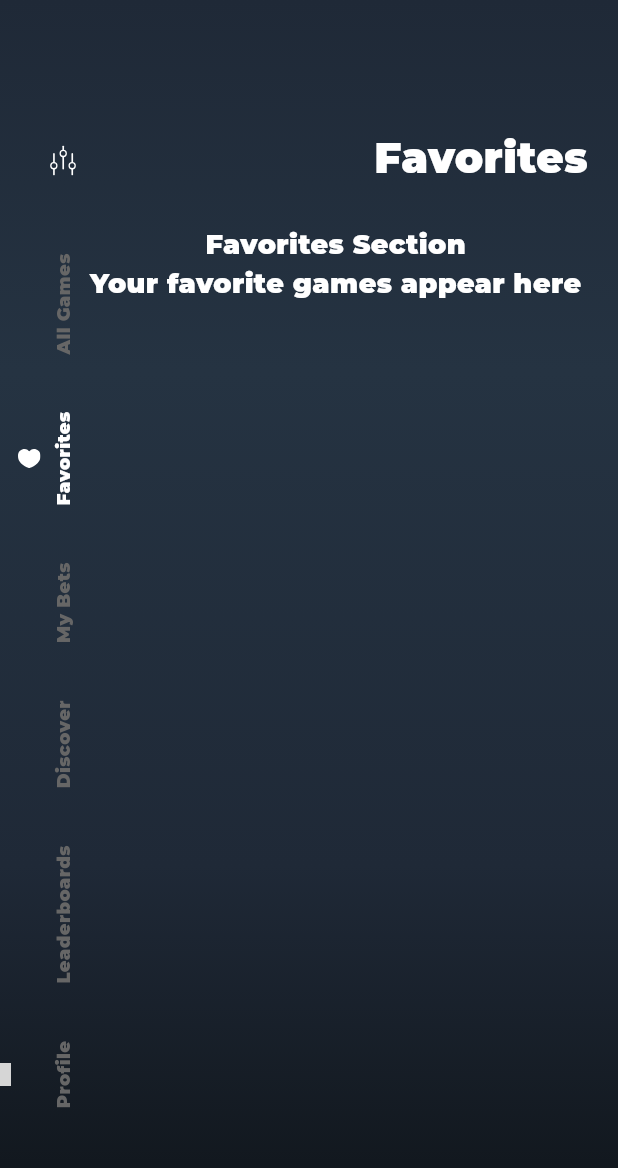
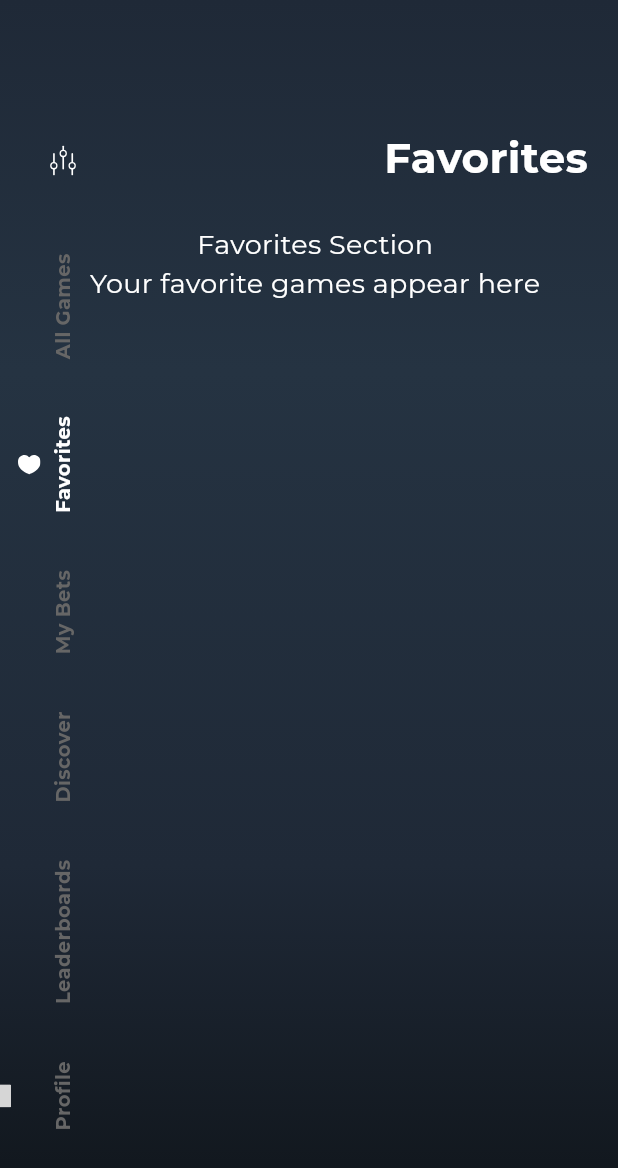
Before and after one commit to akhilparakka/bitbet-ui, a Flutter app: the HomePage screen opened by its route, after a tap on "Favorites", on a phone screen of 412 x 824 dp. Shown: the top 1168 px of the screen. Run offline on Flutter 3.47's test engine with Material 3 defaults, Android fonts, the phone set to English and light mode, and no system bars; our stand-ins replace flutter_dotenv, flutter_riverpod, flutter_svg, shared_preferences; missing offline and left inert: web3auth_flutter, web3dart; accounts and stored records are empty; network calls fail; project files that could hold a hidden picture were left out; grey boxes are pictures that could not be loaded.

Commit message:
Add complete Montserrat font family with weights

```diff
--- a/lib/ui/home/home.dart
+++ b/lib/ui/home/home.dart
@@ -325,7 +325,8 @@ class CustomNavigationSidebar extends StatelessWidget {
                             color: isSelected
                                 ? Colors.white
                                 : const Color(0xFF666666),
-                            fontSize: 12,
+                            fontSize: 13,
+                            fontWeight: FontWeight.w700,
                           ),
                           textAlign: TextAlign.center,
                         ),
@@ -361,7 +362,7 @@ class CustomHeader extends StatelessWidget {
             style: const TextStyle(
               color: Colors.white,
               fontSize: 28,
-              fontWeight: FontWeight.w400,
+              fontWeight: FontWeight.w700,
             ),
           ),
         ],
```
Also changed, not shown: pubspec.yaml (+44 -0 lines).
